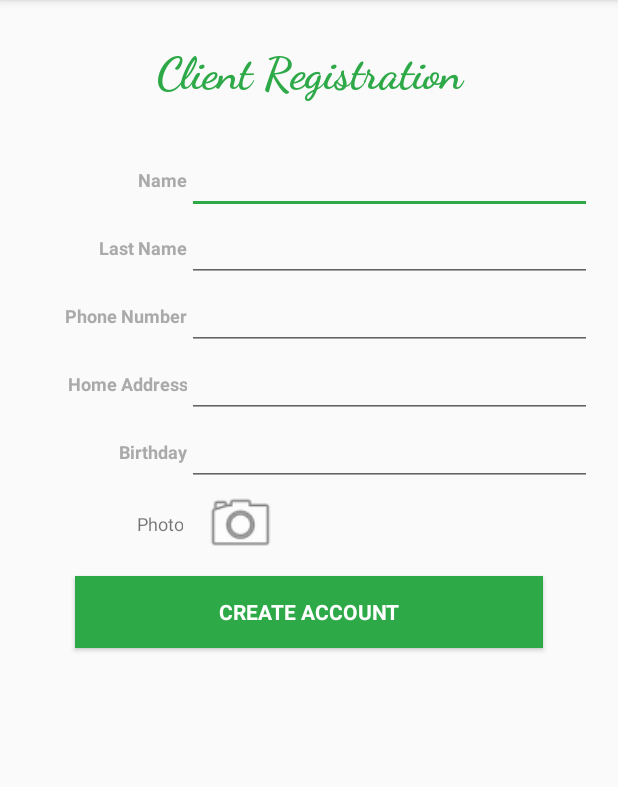
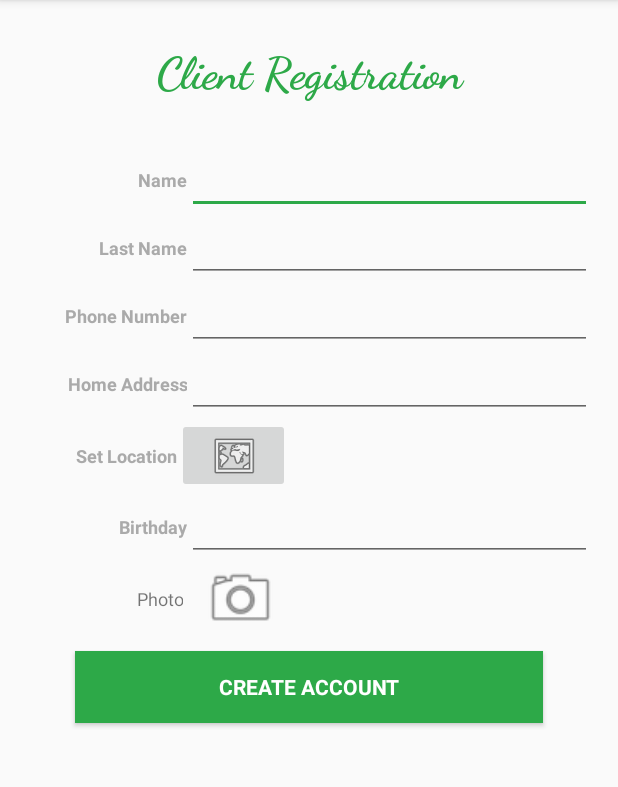
Before and after one commit to Lizethe/ServicioExpress, an Android app: the RegisterActivity screen opened directly, with no data from a screen before it, on a phone screen of 412 x 824 dp, the part 84-871 px from its top. Run offline under Robolectric (Android 15) with nearby library versions, the phone set to English and light mode, and no system bars; libraries missing offline, so code that uses them is left out: io.realm; 3 statements that could not run were skipped.

Commit message:
Añadiendo ubicacion a formulario de registro

```diff
--- a/app/src/main/java/com/example/asus/mexpress/models/RegisterActivity.java
+++ b/app/src/main/java/com/example/asus/mexpress/models/RegisterActivity.java
@@ -4,6 +4,7 @@ import android.app.DatePickerDialog;
 import android.content.Intent;
 import android.graphics.Bitmap;
 import android.graphics.drawable.BitmapDrawable;
+import android.graphics.drawable.Icon;
 import android.provider.MediaStore;
 import android.support.v7.app.AppCompatActivity;
 import android.os.Bundle;
@@ -20,6 +21,7 @@ import com.example.asus.mexpress.Interfaces.IRegisterClientPresentex;
 import com.example.asus.mexpress.Interfaces.IRegisterClientView;
 import com.example.asus.mexpress.R;
 import com.example.asus.mexpress.presenters.RegisterClientPresentex;
+import com.google.android.gms.maps.model.LatLng;
 
 import java.io.ByteArrayOutputStream;
 import java.text.ParseException;
@@ -32,12 +34,16 @@ import io.realm.Realm;
 import io.realm.RealmResults;
 
 public class RegisterActivity extends AppCompatActivity implements IRegisterClientView {
-    private EditText name, lastName, phoneNumber, location, birthday;
+    private EditText name, lastName, phoneNumber, address, birthday;
     IRegisterClientPresentex iRegisterPresentex;
-    private ImageView photo;
+    private ImageView photo, map;
     private Uri imageUri;
-    private TextView title;
+    private TextView title, location_id;
     private static final int PICK_IMAGE = 100;
+    private static final Integer REQUEST_MAP = 52;
+    public static final String LATITUDE_IDENTIFIER = "latitude";
+    public static final String LONGITUDE_IDENTIFIER = "longitude";
+
     private Realm myRealm;
     private RecyclerView recyclerView;
     private SessionManager session;
@@ -54,6 +60,13 @@ public class RegisterActivity extends AppCompatActivity implements IRegisterClie
                 openGallery();
             }
         });
+        this.map = (ImageView) findViewById(R.id.img_button_map);
+        map.setOnClickListener(new View.OnClickListener() {
+            @Override
+            public void onClick(View view) {
+                openMaps();
+            }
+        });
         title = (TextView) findViewById(R.id.lb_register);
         if (session.getType().equals("Administrator")) {
             title.setText("Person Register");
@@ -61,7 +74,8 @@ public class RegisterActivity extends AppCompatActivity implements IRegisterClie
         this.name = (EditText) findViewById(R.id.txt_name);
         this.lastName = (EditText) findViewById(R.id.txt_lastname);
         this.phoneNumber = (EditText) findViewById(R.id.txt_phonenumber);
-        this.location = (EditText) findViewById(R.id.txt_location);
+        this.address = (EditText) findViewById(R.id.txt_location);
+        this.location_id = (TextView) findViewById(R.id.lb_location_id);
         this.birthday = (EditText) findViewById(R.id.txt_birthday);
         this.birthday.setOnClickListener(new View.OnClickListener() {
             @Override
@@ -88,19 +102,45 @@ public class RegisterActivity extends AppCompatActivity implements IRegisterClie
         startActivityForResult(gallery, PICK_IMAGE);
     }
 
+    private void openMaps() {
+        Intent i = new Intent(this, MapsActivity.class);
+        startActivityForResult(i, REQUEST_MAP);
+    }
+
     @Override
     protected void onActivityResult(int requestCode, int resultCode, Intent data) {
         if (resultCode == RESULT_OK && requestCode == PICK_IMAGE) {
             imageUri = data.getData();
             photo.setImageURI(imageUri);
         }
+
+        if (resultCode == RESULT_OK && requestCode == REQUEST_MAP) {
+            final double latitude = data.getDoubleExtra(LATITUDE_IDENTIFIER, 0d);
+            final double longitude = data.getDoubleExtra(LONGITUDE_IDENTIFIER, 0d);
+
+            this.myRealm.executeTransaction(new Realm.Transaction() {
+                @Override
+                public void execute(Realm realm) {
+                    saveLocation(realm, latitude, longitude);
+                    map.setBackgroundColor(2);
+                }
+            });
+        }
     }
+
+    private void saveLocation(Realm realm, Double latitude, Double longitude) {
+        Location location = realm.createObject(Location.class, UUID.randomUUID().toString());
+        location.setLatitude(latitude);
+        location.setLongitude(longitude);
+        location_id.setText(location.getId());
+    }
+
 
     public void validateRegisterFields(View view) {
         String name = this.name.getText().toString();
         String lastName = this.lastName.getText().toString();
         String phoneNumber = this.phoneNumber.getText().toString();
-        String location = this.location.getText().toString();
+        String location = this.address.getText().toString();
         String birthday = this.birthday.getText().toString();
         boolean valid = this.iRegisterPresentex.validateRegisterFields(name, lastName, phoneNumber, location, birthday);
 
@@ -119,7 +159,8 @@ public class RegisterActivity extends AppCompatActivity implements IRegisterClie
         person.setName(this.name.getText().toString());
         person.setLastName(this.lastName.getText().toString());
         person.setPhoneNumber(Integer.parseInt(this.phoneNumber.getText().toString()));
-        person.setLocation(this.location.getText().toString());
+        person.setAddress(this.address.getText().toString());
+        person.setLocationId(location_id.getText().toString());
         SimpleDateFormat formatter = new SimpleDateFormat("dd/MM/yyyy");
         if (session.getType().equals("Client")) {
             person.setType(Type.DELIVERY_MAN.toString());
@@ -165,7 +206,7 @@ public class RegisterActivity extends AppCompatActivity implements IRegisterClie
 
     @Override
     public void setErrorLocation(String message) {
-        this.location.setError(message);
+        this.address.setError(message);
     }
 
     @Override
--- a/app/src/main/res/layout/activity_register.xml
+++ b/app/src/main/res/layout/activity_register.xml
@@ -147,6 +147,43 @@
         android:weightSum="12">
 
         <TextView
+            android:id="@+id/lb_location_map"
+            android:layout_width="wrap_content"
+            android:layout_height="match_parent"
+            android:layout_weight="3"
+            android:ems="3"
+            android:fontFamily="sans-serif"
+            android:gravity="right|center_vertical"
+            android:text="@string/lb_location_map"
+            android:textColor="@android:color/darker_gray"
+            android:textSize="12sp"
+            android:textStyle="bold" />
+        <ImageButton
+            android:id="@+id/img_button_map"
+            android:layout_width="50dp"
+            android:layout_height="50dp"
+            android:layout_weight="1"
+            android:ems="1"
+            app:srcCompat="@android:drawable/ic_menu_mapmode" />
+
+        <TextView
+            android:id="@+id/lb_location_id"
+            android:layout_width="wrap_content"
+            android:layout_height="match_parent"
+            android:layout_weight="1"
+            android:ems="1"
+            android:fontFamily="sans-serif"
+            android:gravity="right|center_vertical"
+            android:visibility="invisible" />
+    </LinearLayout>
+
+    <LinearLayout
+        android:layout_width="match_parent"
+        android:layout_height="wrap_content"
+        android:orientation="horizontal"
+        android:weightSum="12">
+
+        <TextView
             android:id="@+id/lb_birthday"
             android:layout_width="wrap_content"
             android:layout_height="match_parent"
--- a/app/src/main/res/values/strings.xml
+++ b/app/src/main/res/values/strings.xml
@@ -31,6 +31,7 @@
     <string name="lb_phonenumber">Phone Number</string>
     <string name="lb_location">Home Address</string>
     <string name="lb_birthday">Birthday</string>
+    <string name="lb_location_map">Set Location</string>
     <string name="lb_user_type">User Type</string>
     <string name="btn_register">Create Account</string>
     <string name="btn_create">Create</string>
```
Also changed, not shown: app/src/main/java/com/example/asus/mexpress/models/Location.java (+24 -0 lines), app/src/main/java/com/example/asus/mexpress/models/MapsActivity.java (+38 -0 lines), app/src/main/java/com/example/asus/mexpress/models/Person.java (+18 -9 lines), 1 other file.
